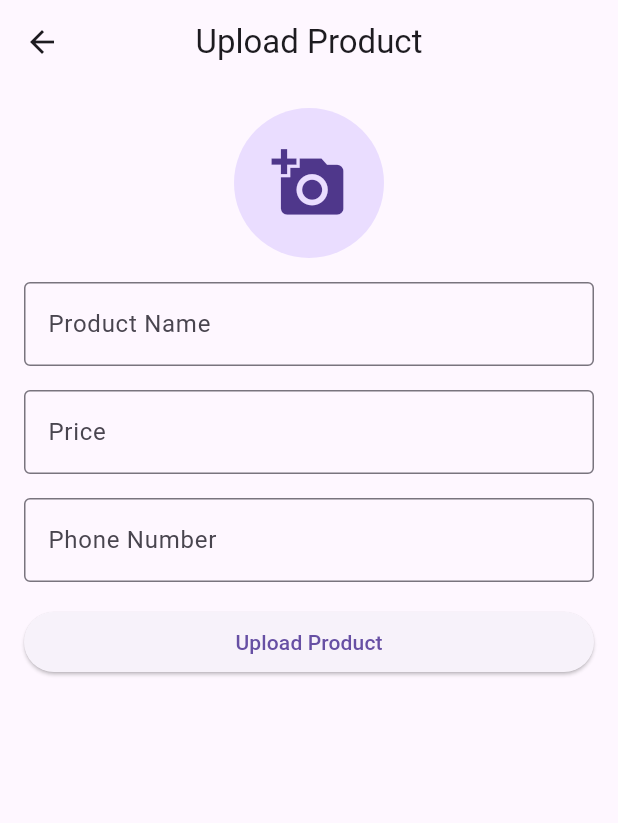
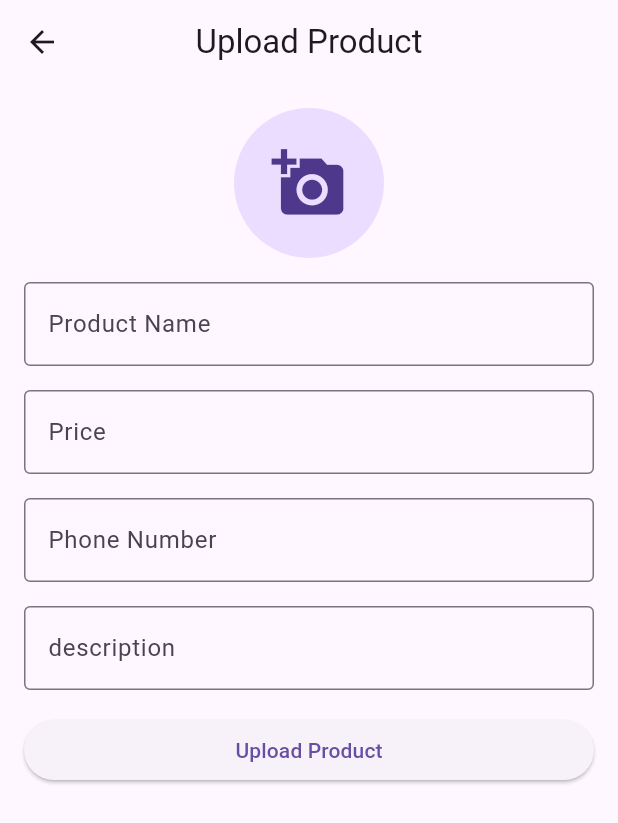
Before and after one commit to WUSLA-TEAM/farm_app, a Flutter app: the UploadScreen screen opened by its route, on a phone screen of 412 x 824 dp. Shown: the top 823 px of the screen. Run offline on Flutter 3.47's test engine with Material 3 defaults, Android fonts, the phone set to English and light mode, and no system bars; our stand-ins replace cloud_firestore, firebase_auth, firebase_core, firebase_storage, image_picker; accounts and stored records are empty; network calls fail.

Commit message:
version 0.00.1

```diff
--- a/lib/src/ProductDetailsScreen.dart
+++ b/lib/src/ProductDetailsScreen.dart
@@ -7,6 +7,7 @@ class ProductDetailsScreen extends StatelessWidget {
   final String productImageUrl;
   final String uploaderEmail;
   final int phonenumber;
+  final String description;
 
   const ProductDetailsScreen({
     super.key,
@@ -15,6 +16,7 @@ class ProductDetailsScreen extends StatelessWidget {
     required this.productImageUrl,
     required this.uploaderEmail,
     required this.phonenumber,
+    required this.description,
   });
 
   @override
@@ -24,6 +26,17 @@ class ProductDetailsScreen extends StatelessWidget {
         title: Text(productName),
         centerTitle: true,
       ),
+      floatingActionButton: FloatingActionButton(
+            onPressed: ()async {
+              String waUrl = "https://wa.me/+91$phonenumber";
+              final Uri waUri = Uri.parse(waUrl);
+
+              if (!await launchUrl(waUri)) {
+                throw 'Could not open $waUri';
+              }
+            },
+            child: const Icon(Icons.chat),
+          ),
       body: Column(
         children: [
           Image.network(productImageUrl),
@@ -32,28 +45,15 @@ class ProductDetailsScreen extends StatelessWidget {
             style: const TextStyle(fontSize: 24, fontWeight: FontWeight.bold),
           ),
           Text(
-            '\$$productPrice',
+            'Rupees $productPrice',
+            style: TextStyle(fontSize: 20, color: Colors.grey[700]),
+          ),
+          Text(
+            '$description',
             style: TextStyle(fontSize: 20, color: Colors.grey[700]),
           ),
           const Spacer(),
-          FloatingActionButton(
-            onPressed: ()async {
-              String waUrl = "https://wa.me/+91$phonenumber";
-              final Uri waUri = Uri.parse(waUrl);
 
-              if (!await launchUrl(waUri)) {
-                throw 'Could not open $waUri';
-              }
-              // Navigator.pushNamed(
-              //   context,
-              //   '/chat',
-              //   arguments: {
-              //     'uploaderEmail': uploaderEmail,
-              //   },
-              // );
-            },
-            child: const Icon(Icons.chat),
-          ),
         ],
       ),
     );
--- a/lib/src/upload_screen.dart
+++ b/lib/src/upload_screen.dart
@@ -17,6 +17,7 @@ class _UploadScreenState extends State<UploadScreen> {
   final TextEditingController _nameController = TextEditingController();
   final TextEditingController _priceController = TextEditingController();
   final TextEditingController _phoneNumberController = TextEditingController();
+  final TextEditingController _descriptionController = TextEditingController();
   File? _image;
   final picker = ImagePicker();
 
@@ -40,6 +41,7 @@ class _UploadScreenState extends State<UploadScreen> {
     String? userEmail = authProvider.getUserEmail();
     String phoneNumber = _phoneNumberController.text.trim();
     int? numPhone = int.tryParse(phoneNumber);
+    String description = _descriptionController.text.trim();
 
     try {
       // Generate a unique document ID
@@ -61,6 +63,7 @@ class _UploadScreenState extends State<UploadScreen> {
         'imageUrl': imageUrl,
         'uploaderEmail': userEmail,
         'phoneNumber': numPhone,
+        'description' : description,
       });
 
       print('Product uploaded');
@@ -123,6 +126,15 @@ class _UploadScreenState extends State<UploadScreen> {
                 keyboardType: TextInputType.number,
               ),
               const SizedBox(height: 16),
+              TextField(
+                controller: _descriptionController,
+                decoration: const InputDecoration(
+                  labelText: 'description',
+                  border: OutlineInputBorder(),
+                ),
+
+              ),
+              const SizedBox(height: 16),
               ElevatedButton(
                 onPressed: _uploadProduct,
                 child: const Text('Upload Product'),
--- a/pubspec.yaml
+++ b/pubspec.yaml
@@ -16,7 +16,7 @@ publish_to: 'none' # Remove this line if you wish to publish to pub.dev
 # https://developer.apple.com/library/archive/documentation/General/Reference/InfoPlistKeyReference/Articles/CoreFoundationKeys.html
 # In Windows, build-name is used as the major, minor, and patch parts
 # of the product and file versions while build-number is used as the build suffix.
-version: 1.0.0+1
+version: 0.0.1+1
 
 environment:
   sdk: '>=3.4.1 <4.0.0'
```
Also changed, not shown: lib/src/HomeScreen.dart (+7 -6 lines), pubspec.lock.
